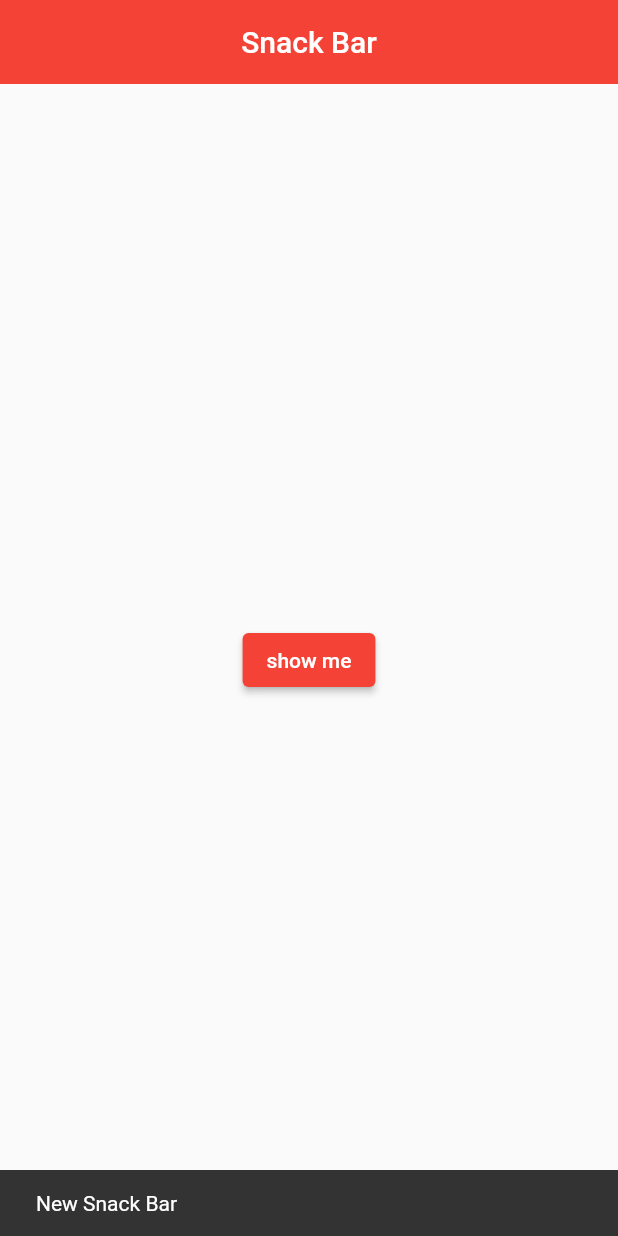
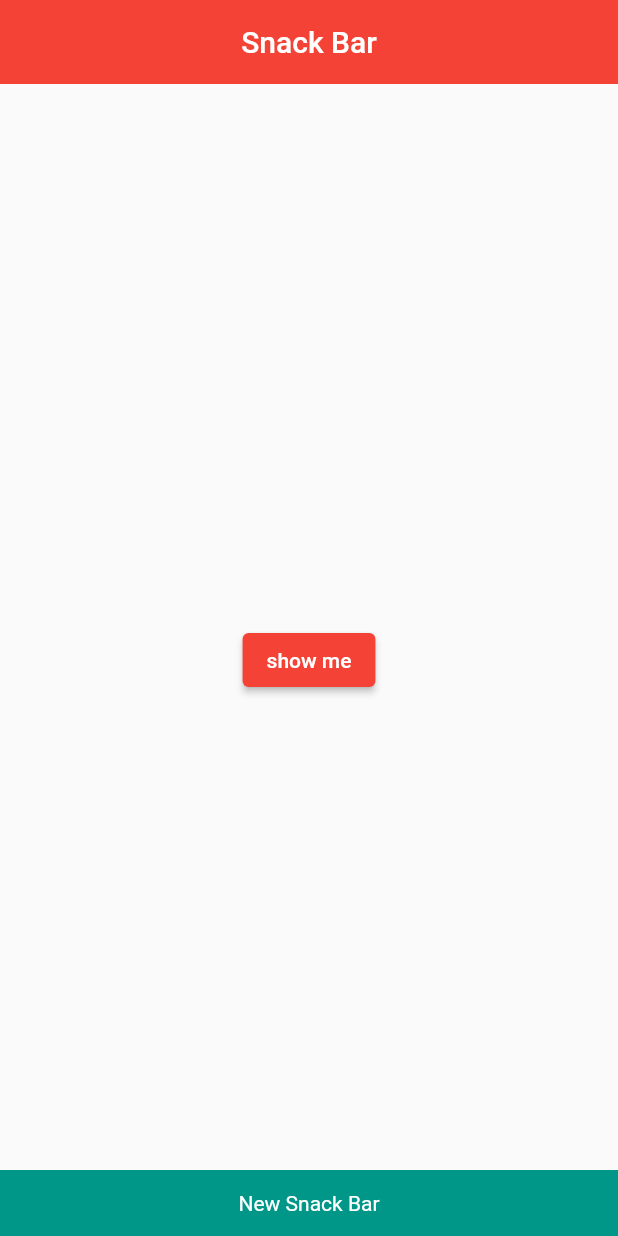
Before and after one commit to kisbi3/contact, a Flutter app: the screen it shows after launch, after a tap on "show me", on a phone screen of 412 x 824 dp. Run offline on Flutter 3.47's test engine with Material 2 defaults, Android fonts, the phone set to English and light mode, and no system bars.

Commit message:
SnackBar2
순한맛 19

```diff
--- a/lib/main.dart
+++ b/lib/main.dart
@@ -31,14 +31,23 @@ class MyPage extends StatelessWidget {
       body: Center(
         // FlatButton 없음!!
         //ElevatedButton, Raised button, Floating action button : 기능상에서는 별 차이가 없음
+        // 중앙의 버튼을 누르면 SnackBar 출력!!
         child: ElevatedButton(
           style: ElevatedButton.styleFrom(
             backgroundColor: Colors.red,
           ),
           onPressed: (){
             ScaffoldMessenger.of(context).showSnackBar(SnackBar(
-              content: Text('New Snack Bar'),
-            ));
+              content: Text('New Snack Bar',
+              textAlign: TextAlign.center,
+                style: TextStyle(
+                  color: Colors.white,
+                ),
+              ),
+              backgroundColor: Colors.teal,
+              duration: Duration(milliseconds: 1000),
+            ),
+            );
           },
           child: Text('show me',
             style: TextStyle(
```
